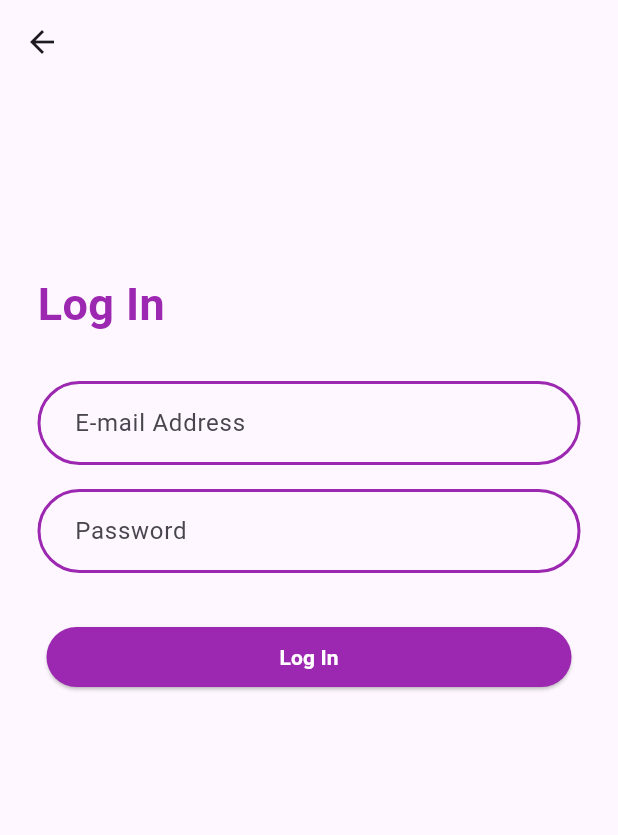
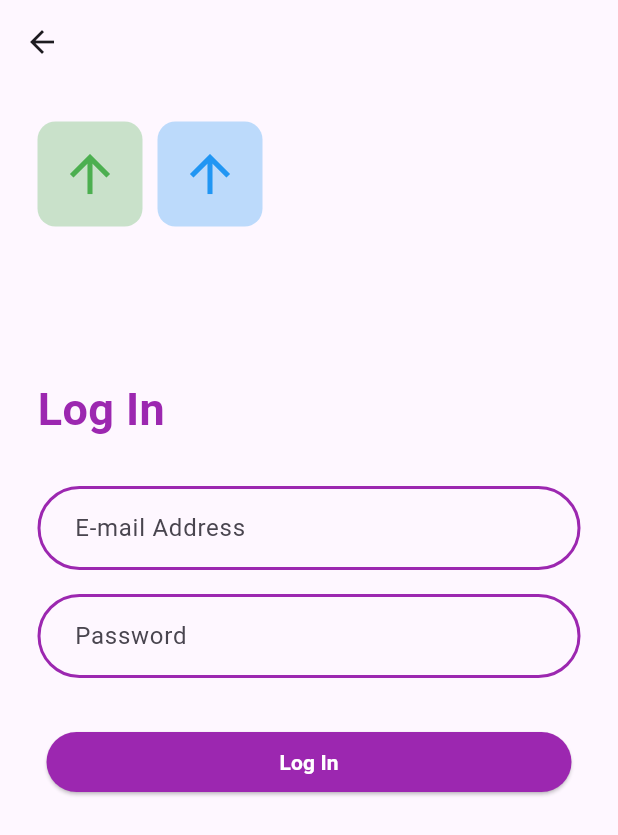
Before and after one commit to younesdouhabi1/Flutter_Project, a Flutter app: the screen it shows after launch, after a tap on "Log In", on a phone screen of 412 x 824 dp. Shown: the top 835 px of the screen. Run offline on Flutter 3.47's test engine with Material 3 defaults, Android fonts, the phone set to English and light mode, and no system bars.

Commit message:
Update login_screen.dart

```diff
--- a/lib/login_screen.dart
+++ b/lib/login_screen.dart
@@ -12,6 +12,14 @@ class LoginScreen extends StatelessWidget {
         child: Column(
           mainAxisAlignment: MainAxisAlignment.start,
           children: [
+            Row(
+              children: [
+                _simpleButton(Colors.green),
+                SizedBox(width: 10),
+                _simpleButton(Colors.blue),
+              ],
+            ),
+
             SizedBox(height: 100),
             Align(
               alignment: Alignment.centerLeft,
@@ -82,4 +90,16 @@ class LoginScreen extends StatelessWidget {
       ),
     );
   }
+
+  Widget _simpleButton(Color color1) {
+    return Container(
+      height: 70,
+      width: 70,
+      decoration: BoxDecoration(
+        borderRadius: BorderRadius.all(Radius.circular(12)),
+        color: color1.withValues(alpha: 0.3),
+      ),
+      child: Icon(Icons.arrow_upward, size: 40, color: color1),
+    );
+  }
 }
```
